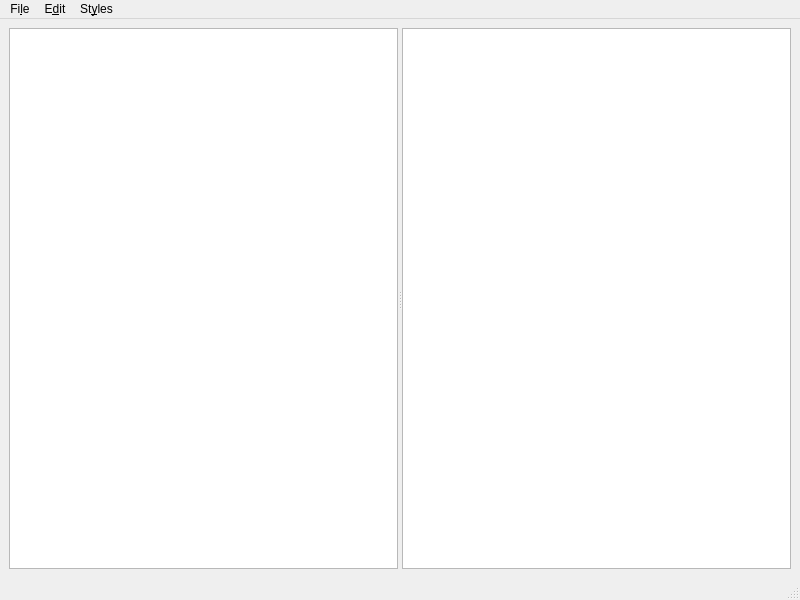
Before: the Qt Designer form kbddisplay.ui in kermitfrog/kbddisplay, drawn with Qt 5.
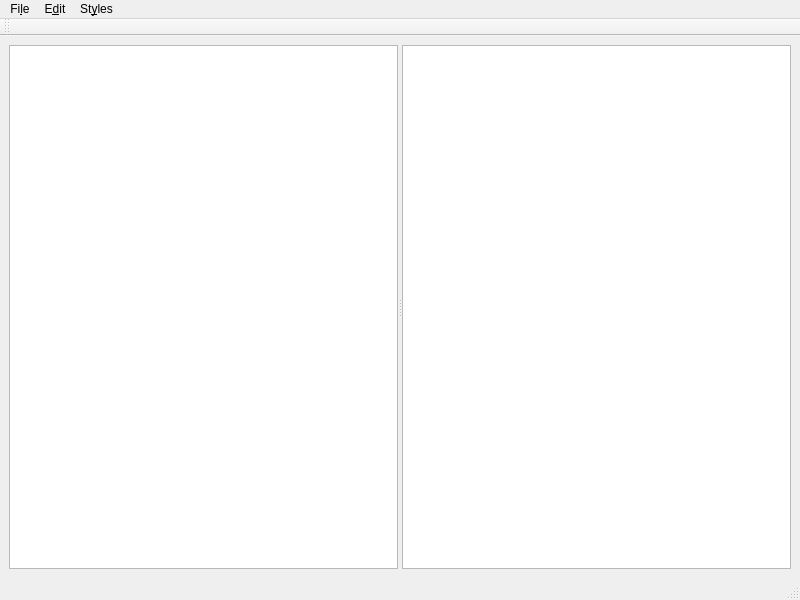
After: the same form once the commit is applied. Custom widgets are drawn as their Qt base class.

Patch:
```diff
--- a/kbddisplay.ui
+++ b/kbddisplay.ui
@@ -64,6 +64,17 @@
    <addaction name="menuStyles"/>
   </widget>
   <widget class="QStatusBar" name="statusbar"/>
+  <widget class="QToolBar" name="toolBar">
+   <property name="windowTitle">
+    <string>toolBar</string>
+   </property>
+   <attribute name="toolBarArea">
+    <enum>TopToolBarArea</enum>
+   </attribute>
+   <attribute name="toolBarBreak">
+    <bool>false</bool>
+   </attribute>
+  </widget>
   <action name="actionQuit">
    <property name="text">
     <string>&amp;Quit</string>
```
